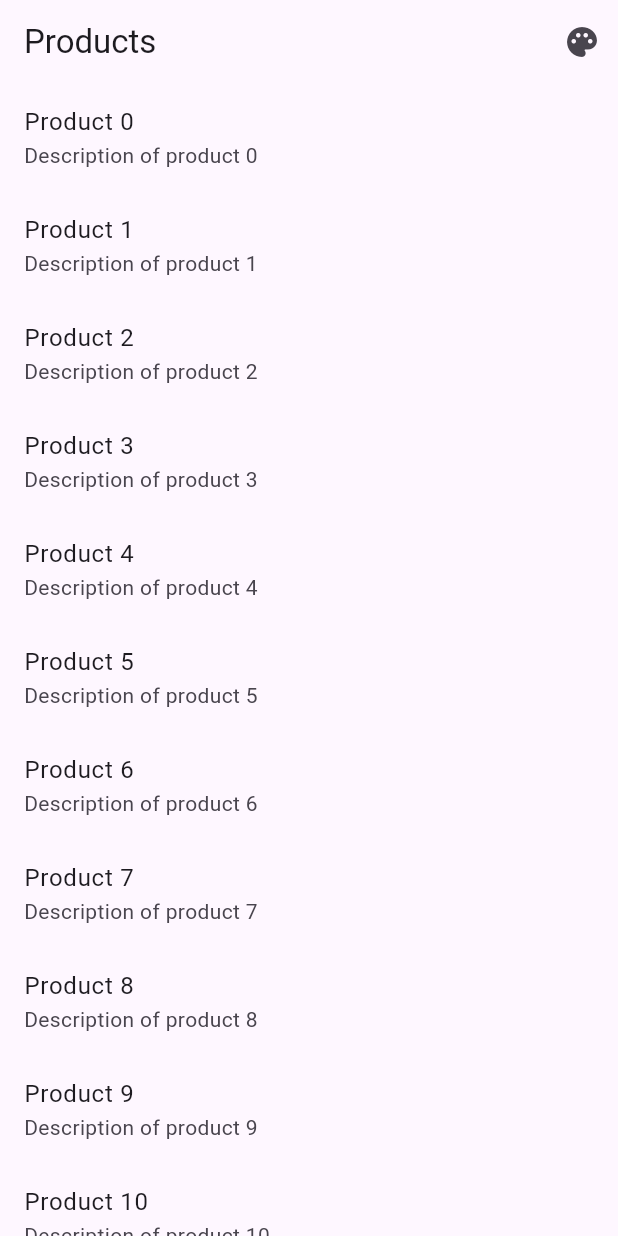
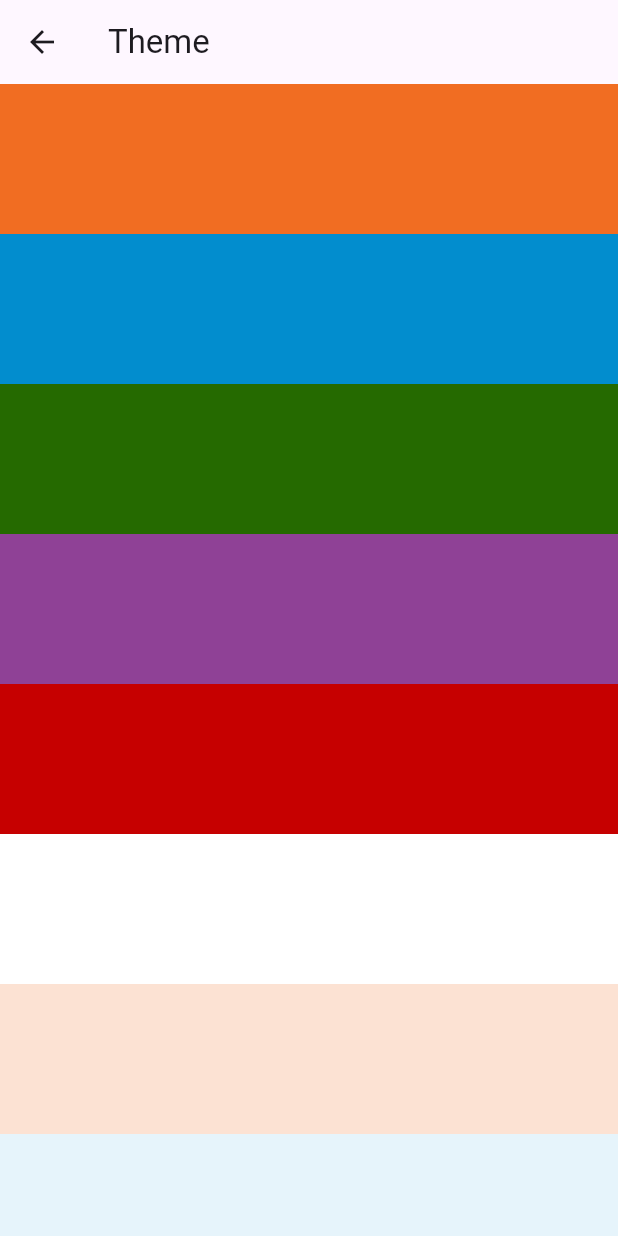
Before and after one commit to mahasachan/clean_app, a Flutter app: the screen it shows after launch, after a tap on the "palette" icon, on a phone screen of 412 x 824 dp. Run offline on Flutter 3.47's test engine with Material 3 defaults, Android fonts, the phone set to English and light mode, and no system bars; our stand-ins replace dio, equatable, flutter_bloc, get_it, retrofit; generated files the repository leaves out were written again.

Commit message:
add theme feature

```diff
--- a/lib/config/routes/routes.dart
+++ b/lib/config/routes/routes.dart
@@ -1,4 +1,5 @@
 import 'package:clean_app/features/products/presentation/pages/product.dart';
+import 'package:clean_app/features/theme/presentation/pages/theme_app.dart';
 import 'package:flutter/material.dart';
 
 class AppRoutes {
@@ -7,7 +8,7 @@ class AppRoutes {
       case '/':
         return _materialRoute(const Products());
       case '/theme':
-        return _materialRoute(const Products());
+        return _materialRoute(const ThemeApp());
       default:
         return _materialRoute(const Products());
     }
--- a/lib/features/products/presentation/bloc/product/remote/remote_product_bloc.dart
+++ b/lib/features/products/presentation/bloc/product/remote/remote_product_bloc.dart
@@ -14,12 +14,9 @@ class RemoteProductBloc extends Bloc<RemoteProductEvent, RemoteProductState> {
   void onGetProducts(
       GetProducts event, Emitter<RemoteProductState> emit) async {
     final dataState = await _getProductsUseCase.call();
-    print('dataState: $dataState');
     if (dataState is DataSuccess && dataState.data!.isNotEmpty) {
       emit(RemoteProductsDone(dataState.data!));
     } else {
-      print('data ${dataState.data}');
-      print('exception: ${dataState.exception}');
       emit(RemoteProductsError(dataState.exception!));
     }
   }
--- a/lib/features/products/presentation/pages/product.dart
+++ b/lib/features/products/presentation/pages/product.dart
@@ -1,5 +1,7 @@
 import 'package:clean_app/features/products/presentation/bloc/product/remote/remote_product_bloc.dart';
+import 'package:clean_app/features/products/presentation/bloc/product/remote/remote_product_event.dart';
 import 'package:clean_app/features/products/presentation/bloc/product/remote/remote_product_state.dart';
+import 'package:clean_app/injection_container.dart';
 import 'package:flutter/material.dart';
 import 'package:flutter_bloc/flutter_bloc.dart';
 
@@ -8,9 +10,12 @@ class Products extends StatelessWidget {
 
   @override
   Widget build(BuildContext context) {
-    return Scaffold(
-      appBar: _buildAppbar(context),
-      body: _buildBody(),
+    return BlocProvider<RemoteProductBloc>(
+      create: (_) => sl()..add(const GetProducts()),
+      child: Scaffold(
+        appBar: _buildAppbar(context),
+        body: _buildBody(),
+      ),
     );
   }
 
--- /dev/null
+++ b/lib/features/theme/data/repository/mock_theme_app_repository.dart
@@ -0,0 +1,36 @@
+import 'package:clean_app/core/resources/data_state.dart';
+import 'package:clean_app/features/theme/data/models/theme_app.dart';
+import 'package:clean_app/features/theme/domain/entities/theme_app.dart';
+import 'package:clean_app/features/theme/domain/repository/theme_app_repository.dart';
+
+class MockThemeAppRepository implements ThemeAppRepository {
+  @override
+  Future<DataState<ThemeAppEntity>> getTheme() async {
+    await Future.delayed(const Duration(seconds: 1));
+    ThemeAppModel themeAppData = const ThemeAppModel(
+      primaryColor: 0xFFF16D22,
+      secondaryColor: 0xFF028DCE,
+      tertiaryColor: 0xFF256A00,
+      inversePrimaryColor: 0xFF8F4196,
+      errorColor: 0xFFC60000,
+      backgroundColor: 0xFFFFFFFF,
+      primaryContainerColor: 0xFFFCE2D3,
+      secondaryContainerColor: 0xFFE6F4FB,
+      tertiaryContainerColor: 0xFF3AA302,
+      errorContainerColor: 0xFFC60000,
+      surfaceColor: 0xFFDEE1E6,
+      inverseSurfaceColor: 0xFFD2D3D8,
+      onPrimaryColor: 0xFFFFFFFF,
+      onSecondaryColor: 0xFFFFFFFF,
+      onBackgroundColor: 0xFF000000,
+      onTertiaryColor: 0xFFFFFFFF,
+      onSurfaceColor: 0xFF000000,
+      onErrorColor: 0xFFFFFFFF,
+      onPrimaryContainerColor: 0xFFF16D22,
+      onSecondaryContainerColor: 0xFF000000,
+      onTertiaryContainerColor: 0xFFFFFFFF,
+      onErrorContainerColor: 0xFFFFFFFF,
+    );
+    return DataSuccess(themeAppData);
+  }
+}
--- /dev/null
+++ b/lib/features/theme/domain/entities/theme_app.dart
@@ -0,0 +1,80 @@
+import 'package:equatable/equatable.dart';
+
+class ThemeAppEntity extends Equatable {
+  final int? primaryColor;
+  final int? secondaryColor;
+  final int? tertiaryColor;
+  final int? inversePrimaryColor;
+  final int? errorColor;
+
+  final int? backgroundColor;
+  final int? primaryContainerColor;
+  final int? secondaryContainerColor;
+  final int? tertiaryContainerColor;
+  final int? errorContainerColor;
+  final int? surfaceColor;
+  final int? inverseSurfaceColor;
+  final int? onPrimaryColor;
+  final int? onSecondaryColor;
+  final int? onBackgroundColor;
+  final int? onTertiaryColor;
+  final int? onSurfaceColor;
+  final int? onErrorColor;
+
+  final int? onPrimaryContainerColor;
+  final int? onSecondaryContainerColor;
+  final int? onTertiaryContainerColor;
+  final int? onErrorContainerColor;
+
+  const ThemeAppEntity({
+    this.primaryColor,
+    this.secondaryColor,
+    this.tertiaryColor,
+    this.inversePrimaryColor,
+    this.errorColor,
+    this.backgroundColor,
+    this.primaryContainerColor,
+    this.secondaryContainerColor,
+    this.tertiaryContainerColor,
+    this.errorContainerColor,
+    this.surfaceColor,
+    this.inverseSurfaceColor,
+    this.onPrimaryColor,
+    this.onSecondaryColor,
+    this.onBackgroundColor,
+    this.onTertiaryColor,
+    this.onSurfaceColor,
+    this.onErrorColor,
+    this.onPrimaryContainerColor,
+    this.onSecondaryContainerColor,
+    this.onTertiaryContainerColor,
+    this.onErrorContainerColor,
+  });
+  @override
+  List<Object?> get props {
+    return [
+      primaryColor,
+      secondaryColor,
+      tertiaryColor,
+      inversePrimaryColor,
+      errorColor,
+      backgroundColor,
+      primaryContainerColor,
+      secondaryContainerColor,
+      tertiaryContainerColor,
+      errorContainerColor,
+      surfaceColor,
+      inverseSurfaceColor,
+      onPrimaryColor,
+      onSecondaryColor,
+      onBackgroundColor,
+      onTertiaryColor,
+      onSurfaceColor,
+      onErrorColor,
+      onPrimaryContainerColor,
+      onSecondaryContainerColor,
+      onTertiaryContainerColor,
+      onErrorContainerColor,
+    ];
+  }
+}
--- /dev/null
+++ b/lib/features/theme/domain/repository/theme_app_repository.dart
@@ -0,0 +1,6 @@
+import 'package:clean_app/core/resources/data_state.dart';
+import 'package:clean_app/features/theme/domain/entities/theme_app.dart';
+
+abstract class ThemeAppRepository {
+  Future<DataState<ThemeAppEntity>> getTheme();
+}
--- /dev/null
+++ b/lib/features/theme/domain/usecases/get_theme_app.dart
@@ -0,0 +1,14 @@
+import 'package:clean_app/core/resources/data_state.dart';
+import 'package:clean_app/core/usecases/usecase.dart';
+import 'package:clean_app/features/theme/domain/entities/theme_app.dart';
+import 'package:clean_app/features/theme/domain/repository/theme_app_repository.dart';
+
+class GetThemeAppUseCase implements Usecase<DataState<ThemeAppEntity>, void> {
+  final ThemeAppRepository _themeAppRepository;
+  GetThemeAppUseCase(this._themeAppRepository);
+
+  @override
+  Future<DataState<ThemeAppEntity>> call({void params}) {
+    return _themeAppRepository.getTheme();
+  }
+}
--- /dev/null
+++ b/lib/features/theme/presentation/bloc/remote/remote_theme_app_bloc.dart
@@ -0,0 +1,23 @@
+import 'package:clean_app/core/resources/data_state.dart';
+import 'package:clean_app/features/theme/domain/usecases/get_theme_app.dart';
+import 'package:clean_app/features/theme/presentation/bloc/remote/remote_theme_app_event.dart';
+import 'package:clean_app/features/theme/presentation/bloc/remote/remote_theme_app_state.dart';
+import 'package:flutter_bloc/flutter_bloc.dart';
+
+class RemoteThemeAppBloc
+    extends Bloc<RemoteThemeAppEvent, RemoteThemeAppState> {
+  final GetThemeAppUseCase _getThemeAppUseCase;
+  RemoteThemeAppBloc(this._getThemeAppUseCase)
+      : super(const RemoteThemeAppLoading()) {
+    on<GetThemeApp>(onGetThemeApp);
+  }
+  void onGetThemeApp(
+      GetThemeApp event, Emitter<RemoteThemeAppState> emit) async {
+    final dataState = await _getThemeAppUseCase.call();
+    if (dataState is DataSuccess && dataState.data != null) {
+      emit(RemoteThemeAppDone(dataState.data!));
+    } else {
+      emit(RemoteThemeAppError(dataState.exception!));
+    }
+  }
+}
--- /dev/null
+++ b/lib/features/theme/presentation/bloc/remote/remote_theme_app_event.dart
@@ -0,0 +1,7 @@
+abstract class RemoteThemeAppEvent {
+  const RemoteThemeAppEvent();
+}
+
+class GetThemeApp extends RemoteThemeAppEvent {
+  const GetThemeApp();
+}
--- /dev/null
+++ b/lib/features/theme/presentation/bloc/remote/remote_theme_app_state.dart
@@ -0,0 +1,26 @@
+import 'package:clean_app/features/theme/domain/entities/theme_app.dart';
+import 'package:dio/dio.dart';
+import 'package:equatable/equatable.dart';
+
+abstract class RemoteThemeAppState extends Equatable {
+  final ThemeAppEntity? themeAppData;
+  final DioException? exception;
+
+  const RemoteThemeAppState({this.themeAppData, this.exception});
+  @override
+  List<Object> get props => [themeAppData!, exception!];
+}
+
+class RemoteThemeAppLoading extends RemoteThemeAppState {
+  const RemoteThemeAppLoading();
+}
+
+class RemoteThemeAppDone extends RemoteThemeAppState {
+  const RemoteThemeAppDone(ThemeAppEntity themeAppData)
+      : super(themeAppData: themeAppData);
+}
+
+class RemoteThemeAppError extends RemoteThemeAppState {
+  const RemoteThemeAppError(DioException exception)
+      : super(exception: exception);
+}
--- /dev/null
+++ b/lib/features/theme/presentation/pages/theme_app.dart
@@ -0,0 +1,82 @@
+import 'package:clean_app/features/theme/domain/entities/theme_app.dart';
+import 'package:clean_app/features/theme/presentation/bloc/remote/remote_theme_app_bloc.dart';
+import 'package:clean_app/features/theme/presentation/bloc/remote/remote_theme_app_event.dart';
+import 'package:clean_app/features/theme/presentation/bloc/remote/remote_theme_app_state.dart';
+import 'package:clean_app/injection_container.dart';
+import 'package:flutter/material.dart';
+import 'package:flutter_bloc/flutter_bloc.dart';
+
+class ThemeApp extends StatelessWidget {
+  const ThemeApp({super.key});
+
+  @override
+  Widget build(BuildContext context) {
+    return BlocProvider<RemoteThemeAppBloc>(
+      create: (_) => sl()..add(const GetThemeApp()),
+      child: Scaffold(
+        appBar: _buildAppbar(context),
+        body: _buildBody(),
+      ),
+    );
+  }
+
+  AppBar _buildAppbar(BuildContext context) {
+    return AppBar(title: const Text('Theme'));
+  }
+
+  Widget _buildBody() {
+    return BlocBuilder<RemoteThemeAppBloc, RemoteThemeAppState>(
+      builder: (_, state) {
+        if (state is RemoteThemeAppLoading) {
+          return const Center(
+            child: CircularProgressIndicator(),
+          );
+        }
+        if (state is RemoteThemeAppError) {
+          return const Center(
+            child: Icon(Icons.refresh),
+          );
+        }
+        if (state is RemoteThemeAppDone) {
+          return ListView.builder(
+            itemCount: getColorsFromTheme(state.themeAppData!).length,
+            itemBuilder: (_, index) {
+              return Container(
+                width: double.infinity,
+                height: 100,
+                color: Color(getColorsFromTheme(state.themeAppData!)[index]),
+              );
+            },
+          );
+        }
+        return const SizedBox();
+      },
+    );
+  }
+
+  List<int> getColorsFromTheme(ThemeAppEntity theme) {
+    return [
+      theme.primaryColor!,
+      theme.secondaryColor!,
+      theme.tertiaryColor!,
+      theme.inversePrimaryColor!,
+      theme.errorColor!,
+      theme.backgroundColor!,
+      theme.primaryContainerColor!,
+      theme.secondaryContainerColor!,
+      theme.tertiaryContainerColor!,
+      theme.errorContainerColor!,
+      theme.surfaceColor!,
+      theme.inverseSurfaceColor!,
+      theme.onPrimaryColor!,
+      theme.onSecondaryColor!,
+      theme.onBackgroundColor!,
+      theme.onTertiaryColor!,
+      theme.onSurfaceColor!,
+      theme.onErrorColor!,
+      theme.onPrimaryContainerColor!,
+      theme.onSecondaryContainerColor!,
+      theme.onTertiaryContainerColor!,
+    ];
+  }
+}
--- a/lib/injection_container.dart
+++ b/lib/injection_container.dart
@@ -3,6 +3,10 @@ import 'package:clean_app/features/products/data/repository/mock_product_reposit
 import 'package:clean_app/features/products/domain/repository/product_repository.dart';
 import 'package:clean_app/features/products/domain/usecases/get_product.dart';
 import 'package:clean_app/features/products/presentation/bloc/product/remote/remote_product_bloc.dart';
+import 'package:clean_app/features/theme/data/repository/mock_theme_app_repository.dart';
+import 'package:clean_app/features/theme/domain/repository/theme_app_repository.dart';
+import 'package:clean_app/features/theme/domain/usecases/get_theme_app.dart';
+import 'package:clean_app/features/theme/presentation/bloc/remote/remote_theme_app_bloc.dart';
 import 'package:dio/dio.dart';
 import 'package:get_it/get_it.dart';
 
@@ -12,5 +16,10 @@ Future<void> initializaDependencies() async {
   sl.registerSingleton<ProductApiService>(ProductApiService(sl()));
   sl.registerSingleton<ProductRepository>(MockProductRepository());
   sl.registerSingleton<GetProductsUseCase>(GetProductsUseCase(sl()));
+
+  sl.registerSingleton<ThemeAppRepository>(MockThemeAppRepository());
+  sl.registerSingleton<GetThemeAppUseCase>(GetThemeAppUseCase(sl()));
+
   sl.registerFactory<RemoteProductBloc>(() => RemoteProductBloc(sl()));
+  sl.registerFactory<RemoteThemeAppBloc>(() => RemoteThemeAppBloc(sl()));
 }
--- a/lib/main.dart
+++ b/lib/main.dart
@@ -1,3 +1,4 @@
+import 'package:clean_app/config/routes/routes.dart';
 import 'package:clean_app/features/products/presentation/bloc/product/remote/remote_product_bloc.dart';
 import 'package:clean_app/features/products/presentation/bloc/product/remote/remote_product_event.dart';
 import 'package:clean_app/features/products/presentation/pages/product.dart';
@@ -13,19 +14,12 @@ void main() async {
 class MyApp extends StatelessWidget {
   const MyApp({super.key});
 
-  // This widget is the root of your application.
   @override
   Widget build(BuildContext context) {
-    return BlocProvider<RemoteProductBloc>(
-      create: (context) => sl()..add(const GetProducts()),
-      child: MaterialApp(
-        title: 'Flutter Demo',
-        theme: ThemeData(
-          colorScheme: ColorScheme.fromSeed(seedColor: Colors.deepPurple),
-          useMaterial3: true,
-        ),
-        home: const Products(),
-      ),
+    return const MaterialApp(
+      title: 'Flutter Demo',
+      home: Products(),
+      onGenerateRoute: AppRoutes.onGenerateRoutes,
     );
   }
 }
```
Also changed, not shown: lib/features/theme/data/models/theme_app.dart (added, +51 -0 lines), lib/features/theme/data/repository/theme_app_repository_impl.dart (added, +10 -0 lines).
